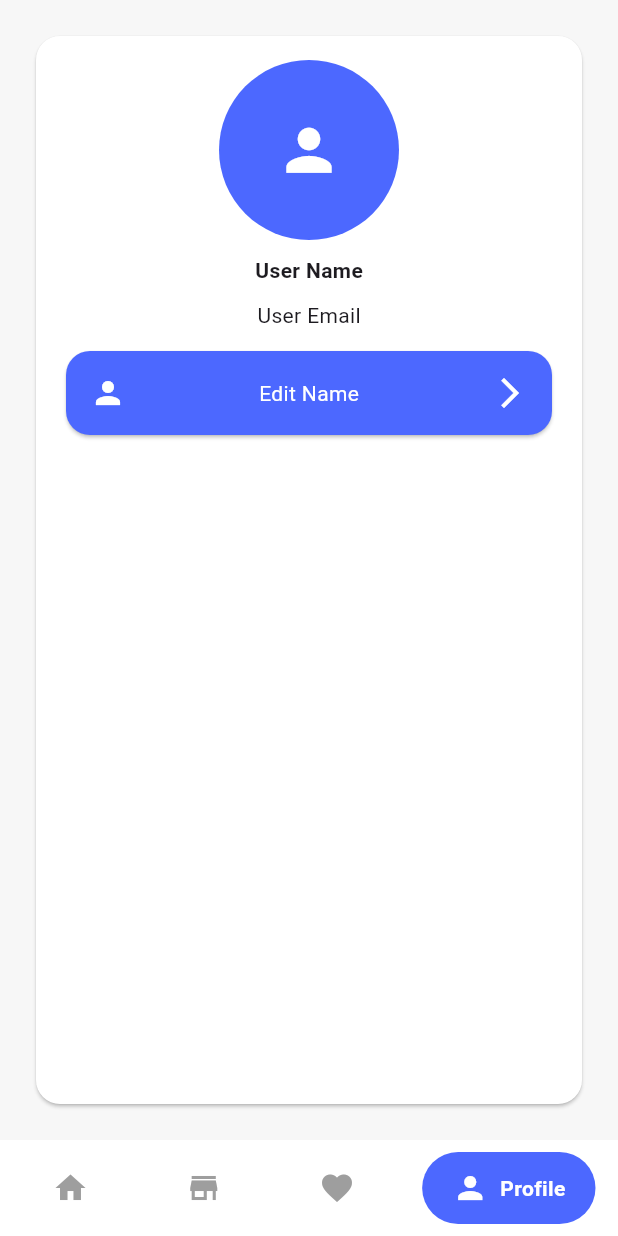
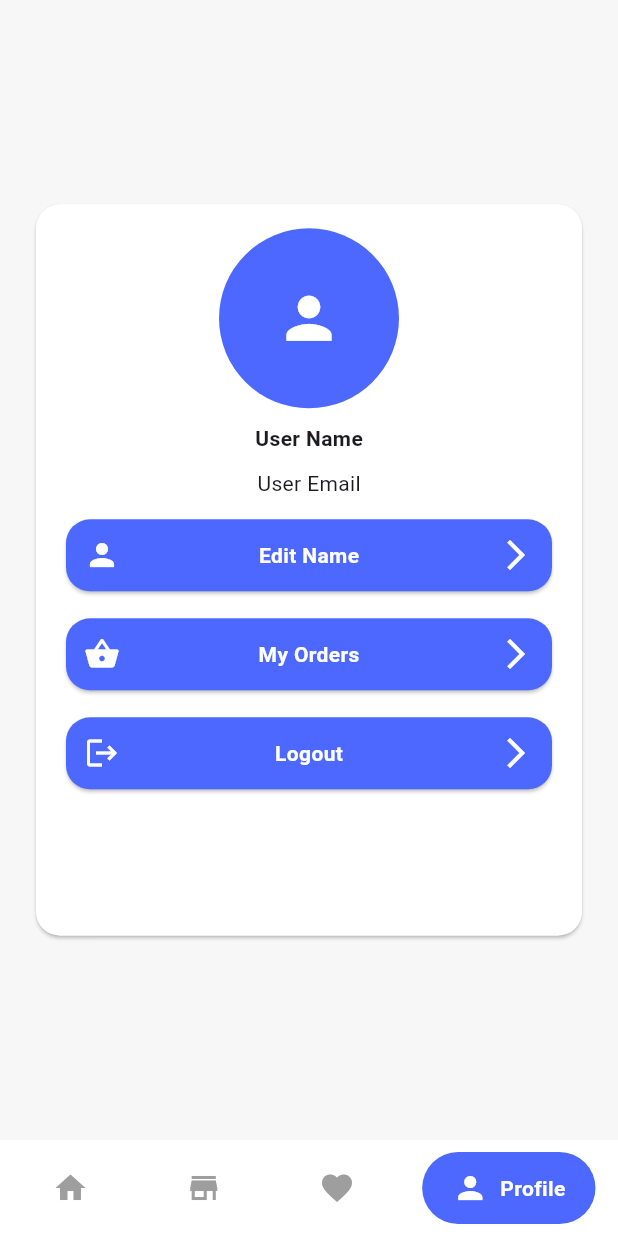
Before and after one commit to menna-adel10/e_commercee, a Flutter app: the screen it shows after launch, item 4 of the bottom bar chosen, on a phone screen of 412 x 824 dp. Run offline on Flutter 3.47's test engine with Material 3 defaults, Android fonts, the light colour scheme and no system bars; drawn by our look-alikes of google_nav_bar; our stand-ins replace cached_network_image, flutter_bloc; network calls fail.

Commit message:
finish edit name view and my orders view

```diff
--- a/lib/views/profile/ui/profile_view.dart
+++ b/lib/views/profile/ui/profile_view.dart
@@ -1,14 +1,20 @@
+import 'package:e_commercee/views/profile/ui/widgets/custom_row_btn.dart';
+import 'package:e_commercee/views/profile/ui/widgets/edit_name_view.dart';
+import 'package:e_commercee/views/profile/ui/widgets/my_orders.dart';
 import 'package:flutter/material.dart';
 
 import '../../../core/app_colors.dart';
-
+import '../../../core/functions/navigate_to.dart';
 
 class ProfileView extends StatelessWidget {
   const ProfileView({super.key});
 
   @override
   Widget build(BuildContext context) {
-    return Card(
+    return Center(
+      child: SizedBox(
+        height: MediaQuery.sizeOf(context).height *.65,
+        child: Card(
           margin: EdgeInsets.all(24),
           color: AppColors.kWhiteColor,
           shape: RoundedRectangleBorder(
@@ -24,37 +30,51 @@ class ProfileView extends StatelessWidget {
                   radius: 60,
                   backgroundColor: AppColors.kPrimaryColor,
                   foregroundColor: AppColors.kWhiteColor,
-             child: Icon(Icons.person,
-             size: 45,),
+                  child: Icon(
+                    Icons.person,
+                    size: 45,
                   ),
-            SizedBox(height: 10,),
-           Text("User Name", style: TextStyle(fontWeight: FontWeight.bold),),
-           SizedBox(height: 10,),
-           Text("User Email",),
-           SizedBox(height: 10,),
-           Card(
-             color: AppColors.kPrimaryColor,
-             shape: RoundedRectangleBorder(
-               borderRadius: BorderRadius.all(Radius.circular(16),),
                 ),
-             child: Padding(
-               padding: const EdgeInsets.all(16.0),
-               child: Row(
-                 mainAxisAlignment: MainAxisAlignment.spaceBetween,
-                 children: [
-                   Icon(Icons.person, color: Colors.white,),
-                   Text("Edit Name",
-
-                   style: TextStyle(color: AppColors.kWhiteColor),),
-                   Icon(Icons.arrow_forward_ios,
-                   color: AppColors.kWhiteColor,
-                   )
+                SizedBox(
+                  height: 10,
+                ),
+                Text(
+                  "User Name",
+                  style: TextStyle(fontWeight: FontWeight.bold),
+                ),
+                SizedBox(
+                  height: 10,
+                ),
+                Text(
+                  "User Email",
+                ),
+                SizedBox(
+                  height: 10,
+                ),
+                CustomRowBtn(
+                  onTap: () => navigateTo(context, EditNameView()),
+                  icon: Icons.person,
+                  text: 'Edit Name',
+                ),
+                SizedBox(
+                  height: 10,
+                ),
+                CustomRowBtn(
+                  onTap: () => navigateTo(context, MyOrdersView(),),
+                  icon: Icons.shopping_basket,
+                  text: 'My Orders',
+                ),
+                SizedBox(
+                  height: 10,
+                ),
+                CustomRowBtn(
+                  onTap: () {},
+                  icon: Icons.logout,
+                  text: 'Logout',
+                ),
               ],
             ),
           ),
-           )
-
-         ],
         ),
       ),
     );
--- /dev/null
+++ b/lib/views/profile/ui/widgets/custom_row_btn.dart
@@ -0,0 +1,54 @@
+
+
+import 'package:flutter/material.dart';
+
+import '../../../../core/app_colors.dart';
+
+class CustomRowBtn extends StatelessWidget {
+  const CustomRowBtn({
+    super.key,
+    required this.icon,
+    this.onTap,
+    required this.text,
+  });
+
+  final IconData icon;
+  final void Function()? onTap;
+  final String text;
+
+  @override
+  Widget build(BuildContext context) {
+    return Card(
+      color: AppColors.kPrimaryColor,
+      shape: RoundedRectangleBorder(
+        borderRadius: BorderRadius.all(
+          Radius.circular(16),
+        ),
+      ),
+      child: InkWell(
+        onTap: onTap,
+        child: Padding(
+          padding: const EdgeInsets.all(12.0),
+          child: Row(
+            mainAxisAlignment: MainAxisAlignment.spaceBetween,
+            children: [
+              Icon(
+                icon,
+                color: Colors.white,
+              ),
+              Text(
+                text,
+                style: TextStyle(
+                    fontWeight: FontWeight.bold, color: AppColors.kWhiteColor),
+              ),
+              Icon(
+                Icons.arrow_forward_ios,
+                color: AppColors.kWhiteColor,
+              )
+            ],
+          ),
+        ),
+      ),
+    );
+  }
+}
```
Also changed, not shown: lib/core/functions/build_appbar.dart (added, +13 -0 lines), lib/views/home/ui/widgets/product_list.dart (+6 -3 lines), lib/views/profile/ui/widgets/edit_name_view.dart (added, +33 -0 lines), lib/views/profile/ui/widgets/my_orders.dart (added, +21 -0 lines). Lines whose indentation alone changed are shown as unchanged.
